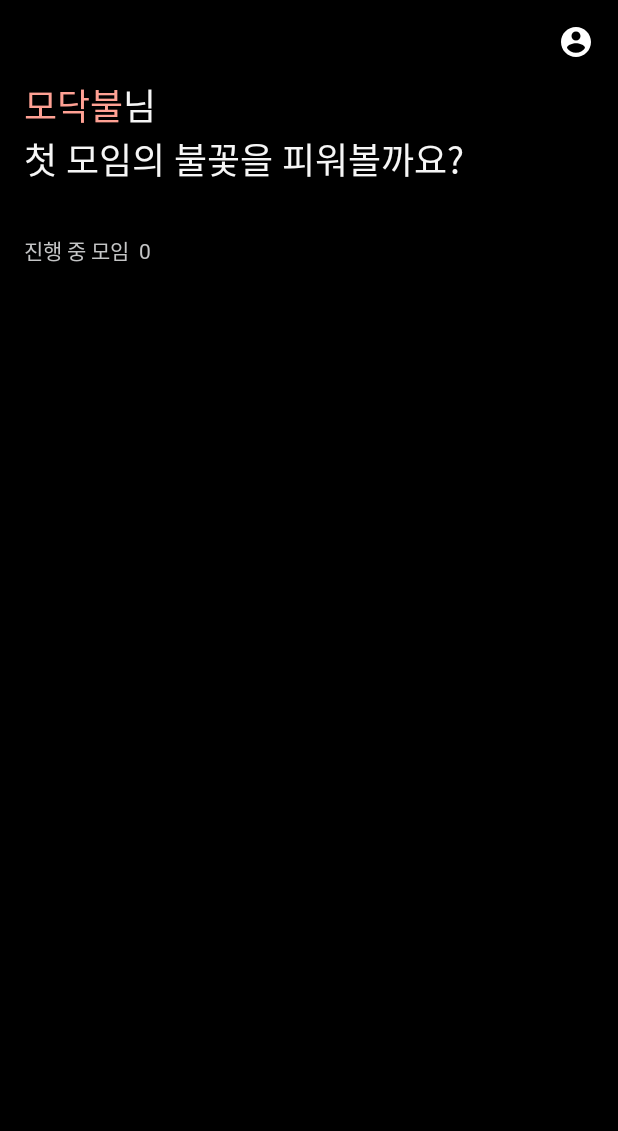
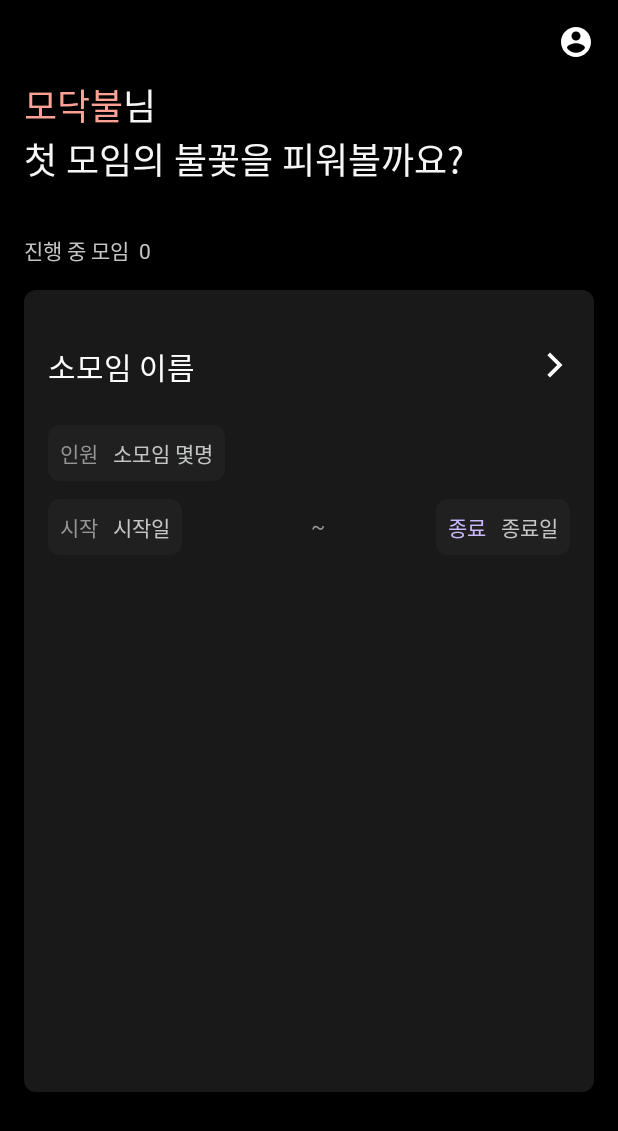
Before and after one commit to kusitms-com/27th_Meetup_T2_MOING_front, an Android app: the screen it shows after launch (MainActivity), on a phone screen of 412 x 824 dp. Shown: the top 1131 px of the screen. Run offline under Robolectric (Android 15) with nearby library versions, the light colour scheme and no system bars.

Commit message:
feat: 홈화면 RecyclerView 구현 완료

```diff
--- a/app/src/main/java/com/example/moing/MainActivity.java
+++ b/app/src/main/java/com/example/moing/MainActivity.java
@@ -3,13 +3,40 @@ package com.example.moing;
 import android.os.Bundle;
 
 import androidx.appcompat.app.AppCompatActivity;
+import androidx.recyclerview.widget.ItemTouchHelper;
+import androidx.recyclerview.widget.LinearLayoutManager;
+import androidx.recyclerview.widget.RecyclerView;
+
+import com.example.moing.team.SwipeCallback;
+import com.example.moing.team.Team;
+import com.example.moing.team.TeamAdapter;
+
+import java.util.ArrayList;
+import java.util.List;
 
 public class MainActivity extends AppCompatActivity {
+
 
     @Override
     protected void onCreate(Bundle savedInstanceState) {
         super.onCreate(savedInstanceState);
         setContentView(R.layout.activity_main);
 
+        // test data (삭제 예정)
+        List<Team> teamList = new ArrayList<>();
+        teamList.add(new Team("소모임 이름","소모임 몇명","시작일","종료일"));
+
+        // 소모임 목록 리사이클러뷰
+        RecyclerView recyclerView = findViewById(R.id.rvTeamList);
+        recyclerView.setLayoutManager(new LinearLayoutManager(this, LinearLayoutManager.HORIZONTAL,false));
+
+        // adapter 설정
+        TeamAdapter teamAdapter = new TeamAdapter(teamList);
+        recyclerView.setAdapter(teamAdapter);
+
+        // ItemTouchHelper 생성 및 연결
+        SwipeCallback swipeCallback = new SwipeCallback(recyclerView, teamAdapter);
+        ItemTouchHelper itemTouchHelper = new ItemTouchHelper(swipeCallback);
+        itemTouchHelper.attachToRecyclerView(recyclerView);
     }
 }
--- /dev/null
+++ b/app/src/main/java/com/example/moing/team/SwipeCallback.java
@@ -0,0 +1,49 @@
+package com.example.moing.team;
+
+import androidx.recyclerview.widget.ItemTouchHelper;
+import androidx.recyclerview.widget.RecyclerView;
+
+public class SwipeCallback extends ItemTouchHelper.Callback {
+
+    private final RecyclerView recyclerView;
+    private final TeamAdapter adapter;
+
+    public SwipeCallback(RecyclerView recyclerView, TeamAdapter adapter) {
+        this.recyclerView = recyclerView;
+        this.adapter = adapter;
+    }
+
+    @Override
+    public int getMovementFlags(RecyclerView recyclerView, RecyclerView.ViewHolder viewHolder) {
+        // 스와이프 방향 설정
+        int swipeFlags = ItemTouchHelper.START | ItemTouchHelper.END;
+        // 드래그 방향 설정
+        int dragFlags = ItemTouchHelper.UP | ItemTouchHelper.DOWN;
+        // 스와이프 및 드래그 방향 설정
+        return makeMovementFlags(dragFlags, swipeFlags);
+    }
+
+    @Override
+    public boolean onMove(RecyclerView recyclerView, RecyclerView.ViewHolder viewHolder, RecyclerView.ViewHolder target) {
+        // 드래그 이벤트 처리
+        return false;
+    }
+
+    @Override
+    public void onSwiped(RecyclerView.ViewHolder viewHolder, int direction) {
+        // 스와이프 이벤트 처리
+        if (direction == ItemTouchHelper.START) {
+            // 왼쪽으로 스와이프
+            int position = viewHolder.getAdapterPosition();
+            if (position > 0) {
+                recyclerView.smoothScrollToPosition(position - 1);
+            }
+        } else if (direction == ItemTouchHelper.END) {
+            // 오른쪽으로 스와이프
+            int position = viewHolder.getAdapterPosition();
+            if (position < adapter.getItemCount() - 1) {
+                recyclerView.smoothScrollToPosition(position + 1);
+            }
+        }
+    }
+}
--- /dev/null
+++ b/app/src/main/java/com/example/moing/team/Team.java
@@ -0,0 +1,56 @@
+package com.example.moing.team;
+
+public class Team {
+    String image;
+    String title;
+    String memberNum;
+    String missionStart;
+    String missionEnd;
+
+    public Team(String title, String memberNum, String missionStart, String missionEnd) {
+        this.title = title;
+        this.memberNum = memberNum;
+        this.missionStart = missionStart;
+        this.missionEnd = missionEnd;
+    }
+
+    public String getImage() {
+        return image;
+    }
+
+    public void setImage(String image) {
+        this.image = image;
+    }
+
+    public String getTitle() {
+        return title;
+    }
+
+    public void setTitle(String title) {
+        this.title = title;
+    }
+
+    public String getMemberNum() {
+        return memberNum;
+    }
+
+    public void setMemberNum(String memberNum) {
+        this.memberNum = memberNum;
+    }
+
+    public String getMissionStart() {
+        return missionStart;
+    }
+
+    public void setMissionStart(String missionStart) {
+        this.missionStart = missionStart;
+    }
+
+    public String getMissionEnd() {
+        return missionEnd;
+    }
+
+    public void setMissionEnd(String missionEnd) {
+        this.missionEnd = missionEnd;
+    }
+}
--- /dev/null
+++ b/app/src/main/java/com/example/moing/team/TeamAdapter.java
@@ -0,0 +1,111 @@
+package com.example.moing.team;
+
+import android.content.Context;
+import android.content.Intent;
+import android.view.LayoutInflater;
+import android.view.View;
+import android.view.ViewGroup;
+import android.widget.Button;
+import android.widget.ImageView;
+import android.widget.TextView;
+
+import androidx.annotation.NonNull;
+import androidx.recyclerview.widget.RecyclerView;
+
+import com.example.moing.R;
+
+import java.util.List;
+
+public class TeamAdapter extends RecyclerView.Adapter<RecyclerView.ViewHolder> {
+    private static final int DEFAULT_TYPE = 0;
+    private static final int TEAM_TYPE = 1;
+    private List<Team> teamList;
+    private Context context;
+
+    public TeamAdapter(List<Team> teamList) {
+        this.teamList = teamList;
+        teamList.add(new Team("Default","Default","Default","Default"));
+    }
+
+    @Override
+    public int getItemViewType(int position) {
+        if (position  == getItemCount()-1) {
+            return DEFAULT_TYPE;
+        }
+
+        return TEAM_TYPE;
+    }
+
+    @NonNull
+    @Override
+    public RecyclerView.ViewHolder onCreateViewHolder(@NonNull ViewGroup parent, int viewType) {
+        View view;
+        RecyclerView.ViewHolder viewHolder;
+        context = parent.getContext();
+        LayoutInflater inflater = (LayoutInflater) context.getSystemService(Context.LAYOUT_INFLATER_SERVICE);
+
+        if(viewType == DEFAULT_TYPE){
+            view = inflater.inflate(R.layout.recycler_item_team_default,parent,false);
+            viewHolder = new DefaultViewHolder(view);
+        }
+        else{
+            view = inflater.inflate(R.layout.recycler_item_team,parent,false);
+            viewHolder = new TeamViewHolder(view);
+        }
+
+        return viewHolder;
+    }
+
+    @Override
+    public void onBindViewHolder(@NonNull RecyclerView.ViewHolder holder, int position) {
+
+        Team team = teamList.get(position);
+        switch (holder.getItemViewType()) {
+            case DEFAULT_TYPE:
+                break;
+            case TEAM_TYPE:
+                TeamViewHolder teamViewHolder = (TeamViewHolder) holder;
+                teamViewHolder.title.setText(team.getTitle());
+                teamViewHolder.memberNum.setText(team.memberNum);
+                teamViewHolder.missionStart.setText(team.missionStart);
+                teamViewHolder.missionEnd.setText(team.missionEnd);
+                break;
+        }
+    }
+
+    @Override
+    public int getItemCount() {
+        return teamList.size();
+    }
+
+
+    public class DefaultViewHolder extends RecyclerView.ViewHolder {
+        Button btnAddTeam;
+
+        public DefaultViewHolder(@NonNull View itemView) {
+            super(itemView);
+            btnAddTeam = itemView.findViewById(R.id.btnAddTeam);
+            btnAddTeam.setOnClickListener(view -> {
+                Intent intent = new Intent(view.getContext(),AddTeamActivity.class);
+                view.getContext().startActivity(intent);
+            });
+        }
+    }
+
+    public class TeamViewHolder extends RecyclerView.ViewHolder {
+        ImageView image;
+        TextView title;
+        TextView memberNum;
+        TextView missionStart;
+        TextView missionEnd;
+
+        public TeamViewHolder(@NonNull View itemView) {
+            super(itemView);
+            image = itemView.findViewById(R.id.ivTeamImage);
+            title = itemView.findViewById(R.id.tvTeamTitle);
+            memberNum = itemView.findViewById(R.id.tvTeamMemberNum);
+            missionStart = itemView.findViewById(R.id.tvTeamMissionStart);
+            missionEnd = itemView.findViewById(R.id.tvTeamMissionEnd);
+        }
+    }
+}
--- a/app/src/main/res/layout/activity_main.xml
+++ b/app/src/main/res/layout/activity_main.xml
@@ -4,7 +4,6 @@
     xmlns:tools="http://schemas.android.com/tools"
     android:layout_width="match_parent"
     android:layout_height="match_parent"
-    android:orientation="horizontal"
     android:background="@color/black"
     android:padding="16dp"
     tools:context=".MainActivity">
--- a/app/src/main/res/layout/recycler_item_team.xml
+++ b/app/src/main/res/layout/recycler_item_team.xml
@@ -12,7 +12,7 @@
 
     <ImageView
         android:id="@+id/ivTeamImage"
-        android:layout_width="match_parent"
+        android:layout_width="wrap_content"
         android:layout_height="wrap_content"
         app:layout_constraintEnd_toEndOf="parent"
         app:layout_constraintStart_toStartOf="parent"
--- a/app/src/main/res/layout/recycler_item_team_default.xml
+++ b/app/src/main/res/layout/recycler_item_team_default.xml
@@ -6,7 +6,7 @@
     android:background="@drawable/secondary_layout_background">
 
     <androidx.constraintlayout.widget.ConstraintLayout
-        android:id="@+id/linear"
+        android:id="@+id/clNone1"
         android:layout_width="match_parent"
         android:layout_height="0dp"
         android:layout_marginLeft="16dp"
@@ -35,7 +35,7 @@
             app:layout_constraintBottom_toBottomOf="parent"
             app:layout_constraintEnd_toEndOf="parent"
             app:layout_constraintStart_toStartOf="parent"
-            app:layout_constraintTop_toBottomOf="@+id/linear"
+            app:layout_constraintTop_toBottomOf="@+id/clNone1"
             app:layout_constraintVertical_bias="1" />
 
 </androidx.constraintlayout.widget.ConstraintLayout>
```
Also changed, not shown: app/src/main/AndroidManifest.xml (+7 -3 lines), app/src/main/java/com/example/moing/team/AddTeamActivity.java (added, +16 -0 lines), app/src/main/res/layout/activity_add_team.xml (added, +11 -0 lines).
